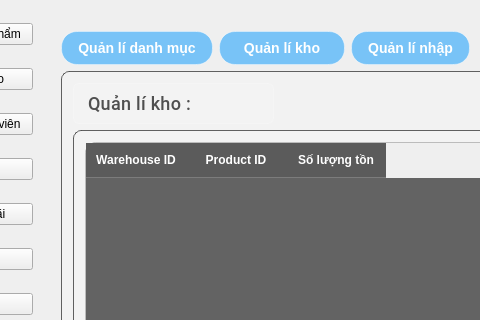
Before: the Qt Designer form src/modules/admin/ui/ui_design/admin.ui in Ryhtruly/Stationery-Officehub, drawn with Qt 5; both pictures show x 163 to 643 and y 106 to 426 of the 1307 by 900 pixel window.
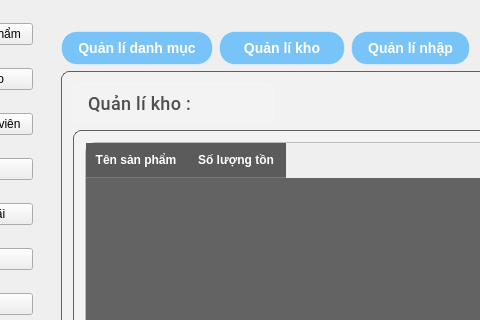
After: the same form once the commit is applied. The open tabs and pages were chosen to show the change. Icons and pictures are not drawn.

The edit to the form file:
```diff
--- a/src/modules/admin/ui/ui_design/admin.ui
+++ b/src/modules/admin/ui/ui_design/admin.ui
@@ -1721,12 +1721,7 @@
                      </property>
                      <column>
                       <property name="text">
-                       <string>Warehouse ID</string>
-                      </property>
-                     </column>
-                     <column>
-                      <property name="text">
-                       <string>Product ID</string>
+                       <string>Tên sản phẩm</string>
                       </property>
                      </column>
                      <column>
```
Left out of the diff: 6 changed lines with no effect on the pictures.
